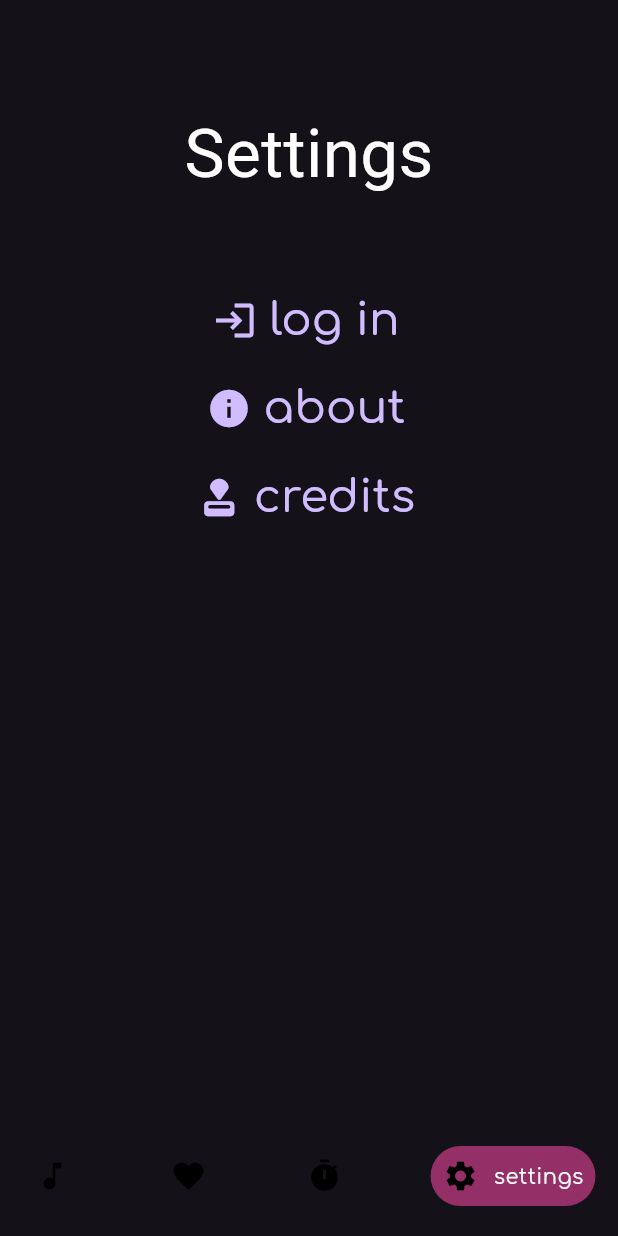
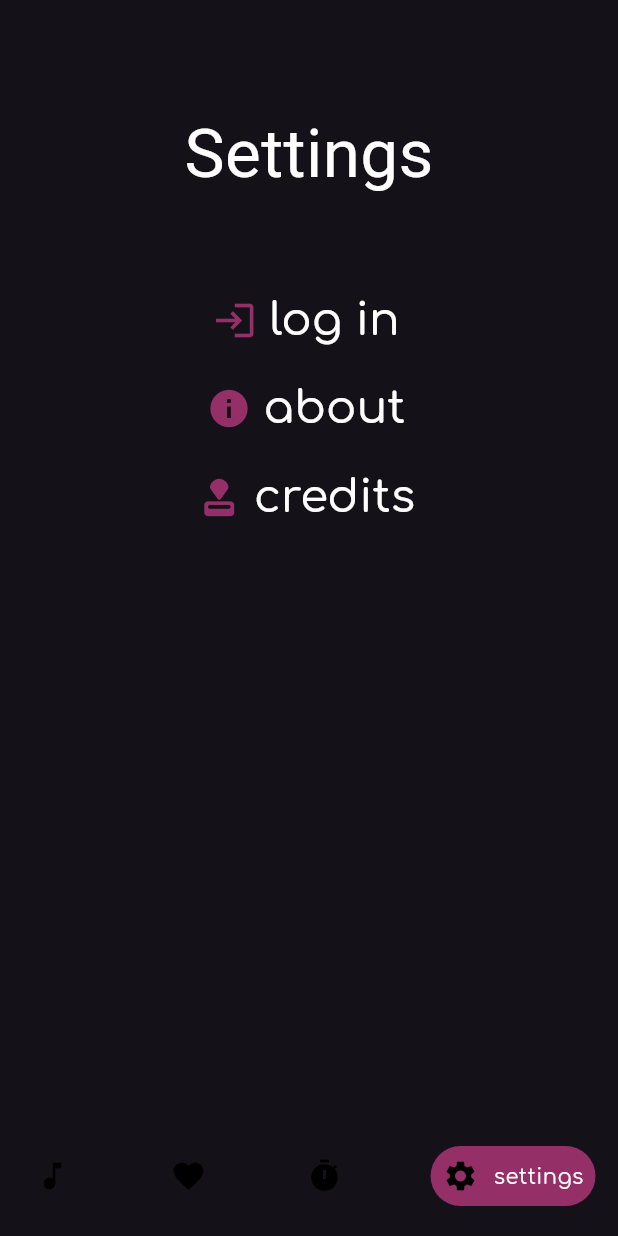
Before and after one commit to Alkonosttt/Hypnos, a Flutter app: the screen it shows after launch, item 4 of the bottom bar chosen, on a phone screen of 412 x 824 dp. Run offline on Flutter 3.47's test engine with Material 3 defaults, Android fonts, the phone set to English and light mode, and no system bars; drawn by our look-alikes of google_nav_bar; our stand-ins replace audioplayers, google_fonts, shared_preferences; missing offline and left inert: markdown_widget.

```diff
--- a/lib/settings.dart
+++ b/lib/settings.dart
@@ -13,71 +13,59 @@ class SettingsPage extends StatefulWidget {
 }
 
 class _SettingsPageState extends State<SettingsPage> {
+  Widget _buildSettingsButton({
+    required IconData icon,
+    required String label,
+    required Widget targetScreen,
+  }) {
+    return TextButton.icon(
+      style: TextButton.styleFrom(foregroundColor: Colors.white),
+      onPressed: () {
+        Navigator.push(
+          context,
+          MaterialPageRoute(builder: (_) => targetScreen),
+        );
+      },
+      icon: Icon(icon, size: 30, color: Color(0xFF942F67)),
+      label: Text(label, style: GoogleFonts.comfortaa(fontSize: 30)),
+    );
+  }
+
   @override
   Widget build(BuildContext context) {
     return Row(
       children: <Widget>[
-        Expanded(flex: 1, child: SizedBox()),
+        const Expanded(flex: 1, child: SizedBox()),
         Expanded(
           flex: 8,
           child: Column(
             children: [
               Container(
-                margin: EdgeInsets.fromLTRB(0, 70, 0, 50),
+                margin: const EdgeInsets.fromLTRB(0, 70, 0, 50),
                 child: Text(
                   'Settings',
                   style: GoogleFonts.caesarDressing(fontSize: 45),
                 ),
               ),
-              TextButton.icon(
-                onPressed: () {
-                  Navigator.push(
-                    context,
-                    MaterialPageRoute(
-                      builder: (context) => const LoginProfileScreen(),
-                    ),
-                  );
-                },
-                icon: const Icon(Icons.login, size: 30),
-                label: Text(
-                  'log in',
-                  style: GoogleFonts.comfortaa(fontSize: 30),
-                ),
+              _buildSettingsButton(
+                icon: Icons.login,
+                label: 'log in',
+                targetScreen: const LoginProfileScreen(),
               ),
-              TextButton.icon(
-                onPressed: () {
-                  Navigator.push(
-                    context,
-                    MaterialPageRoute(
-                      builder: (context) => const AboutScreen(),
-                    ),
-                  );
-                },
-                icon: Icon(Icons.info, size: 30),
-                label: Text(
-                  'about',
-                  style: GoogleFonts.comfortaa(fontSize: 30),
-                ),
+              _buildSettingsButton(
+                icon: Icons.info,
+                label: 'about',
+                targetScreen: const AboutScreen(),
               ),
-              TextButton.icon(
-                onPressed: () {
-                  Navigator.push(
-                    context,
-                    MaterialPageRoute(
-                      builder: (context) => const CreditsScreen(),
-                    ),
-                  );
-                },
-                icon: Icon(Icons.approval_rounded, size: 30),
-                label: Text(
-                  'credits',
-                  style: GoogleFonts.comfortaa(fontSize: 30),
-                ),
+              _buildSettingsButton(
+                icon: Icons.approval_rounded,
+                label: 'credits',
+                targetScreen: const CreditsScreen(),
               ),
             ],
           ),
         ),
-        Expanded(flex: 1, child: SizedBox()),
+        const Expanded(flex: 1, child: SizedBox()),
       ],
     );
   }
```
Also changed, not shown: lib/credits.dart (+41 -6 lines).
